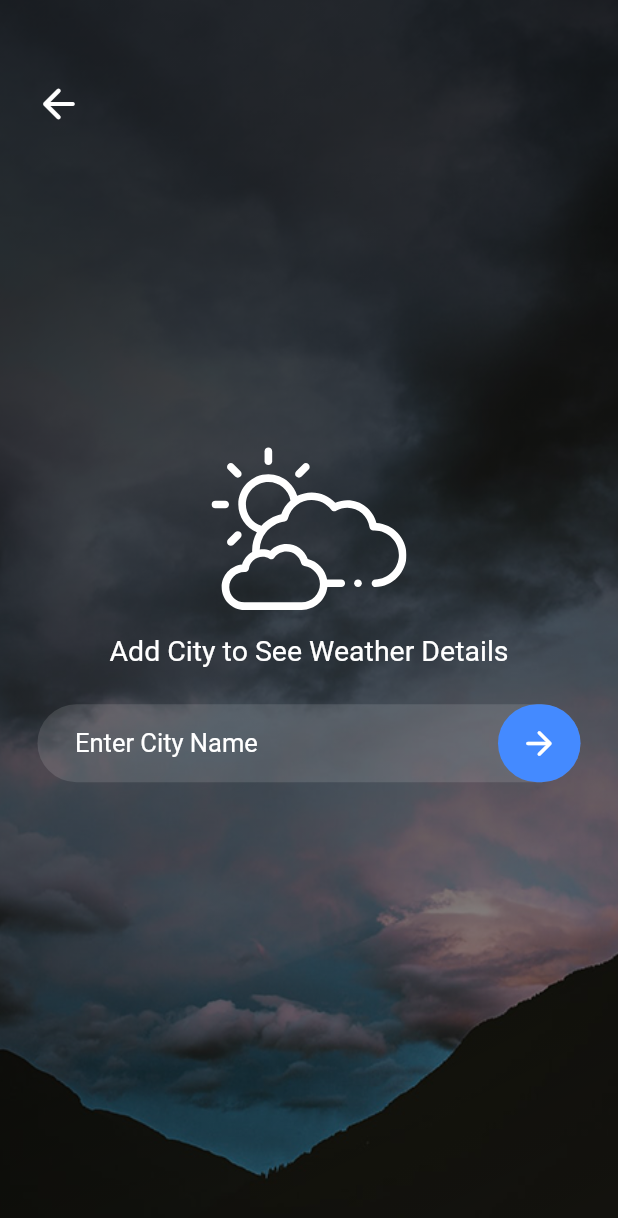
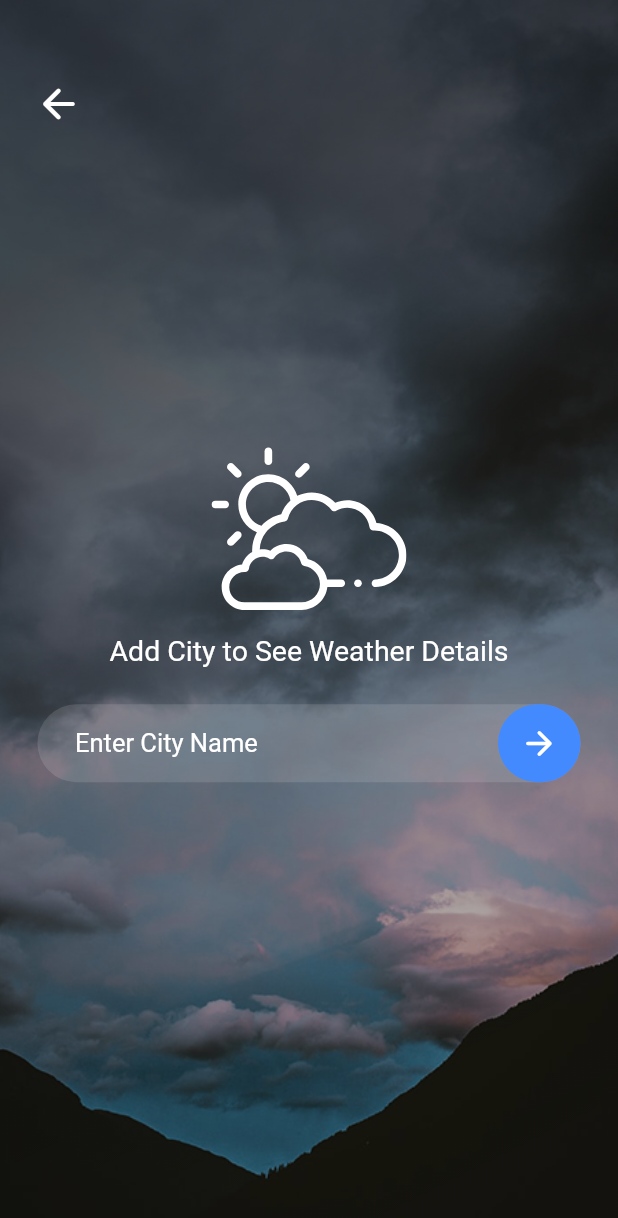
Before and after one commit to Rezuanul-Islam-Fahim/neo_weather, a Flutter app: the screen it shows after launch, after a tap on the "search" icon, on a phone screen of 412 x 824 dp. Shown: the top 1218 px of the screen. Run offline on Flutter 3.47's test engine with Material 2 defaults, Android fonts, the phone set to English and light mode, and no system bars; our stand-ins replace flutter_svg, shared_preferences, timer_builder.

Commit message:
Add dynamic image background according to weather situation

```diff
--- a/lib/main.dart
+++ b/lib/main.dart
@@ -10,7 +10,7 @@ class NeoWeather extends StatelessWidget {
     return MaterialApp(
       title: 'Neo Weather',
       debugShowCheckedModeBanner: false,
-      theme: ThemeData(scaffoldBackgroundColor: Colors.black87),
+      theme: ThemeData(scaffoldBackgroundColor: Colors.grey[900]),
       home: HomeScreen(),
     );
   }
--- a/lib/screens/homeScreen.dart
+++ b/lib/screens/homeScreen.dart
@@ -7,6 +7,7 @@ import 'package:shared_preferences/shared_preferences.dart';
 
 import '../components/homeScreen/headSection.dart';
 import '../components/homeScreen/weatherDetails.dart';
+import '../components/homeScreen/helpers.dart';
 import 'searchScreen.dart';
 
 class HomeScreen extends StatefulWidget {
@@ -97,28 +98,28 @@ class _HomeScreenState extends State<HomeScreen> {
     return Scaffold(
       body: Stack(
         children: <Widget>[
+          if (isSetWeather == null)
             Image.asset(
-            'assets/images/night.jpg',
+              'assets/images/weather.jpg',
               fit: BoxFit.cover,
+              width: double.infinity,
               height: double.infinity,
             ),
+          if (weatherData['main'] != null)
+            Image.asset(
+              weatherStatus[weatherData['main']]['img'],
+              fit: BoxFit.cover,
+              width: double.infinity,
+              height: double.infinity,
+            ),
+          if (weatherData['main'] != null)
             Container(
               width: double.infinity,
               height: double.infinity,
+              decoration: weatherStatus[weatherData['main']]['overlay'],
+            ),
+          Padding(
             padding: EdgeInsets.fromLTRB(15, 45, 15, 40),
-            decoration: BoxDecoration(
-              gradient: LinearGradient(
-                begin: Alignment.topLeft,
-                end: Alignment.bottomRight,
-                colors: <Color>[
-                  Colors.white24.withOpacity(0.25),
-                  Colors.white12,
-                  Colors.white12,
-                  Colors.white10,
-                ],
-                stops: [0.1, 0.3, 0.7, 1],
-              ),
-            ),
             child: Column(
               mainAxisAlignment: isSetWeather != null
                   ? MainAxisAlignment.spaceBetween
--- a/lib/screens/searchScreen.dart
+++ b/lib/screens/searchScreen.dart
@@ -23,12 +23,11 @@ class SearchPage extends StatelessWidget {
                 begin: Alignment.topLeft,
                 end: Alignment.bottomRight,
                 colors: <Color>[
-                  Colors.black87.withOpacity(0.75),
-                  Colors.black54,
-                  Colors.black45,
+                  Colors.black45.withOpacity(0.6),
+                  Colors.black26,
                   Colors.black12,
                 ],
-                stops: [0.2, 0.5, 0.7, 1],
+                stops: [0.2, 0.6, 1],
               ),
             ),
           ),
```
Also changed, not shown: lib/components/homeScreen/helpers.dart (added, +101 -0 lines), lib/components/homeScreen/weatherDetails.dart (+2 -13 lines), assets/images/haze.jpg (added), assets/images/mist.jpg (added), assets/images/snow.jpg (added), assets/images/weather.jpg (added). Lines whose indentation alone changed are shown as unchanged.
